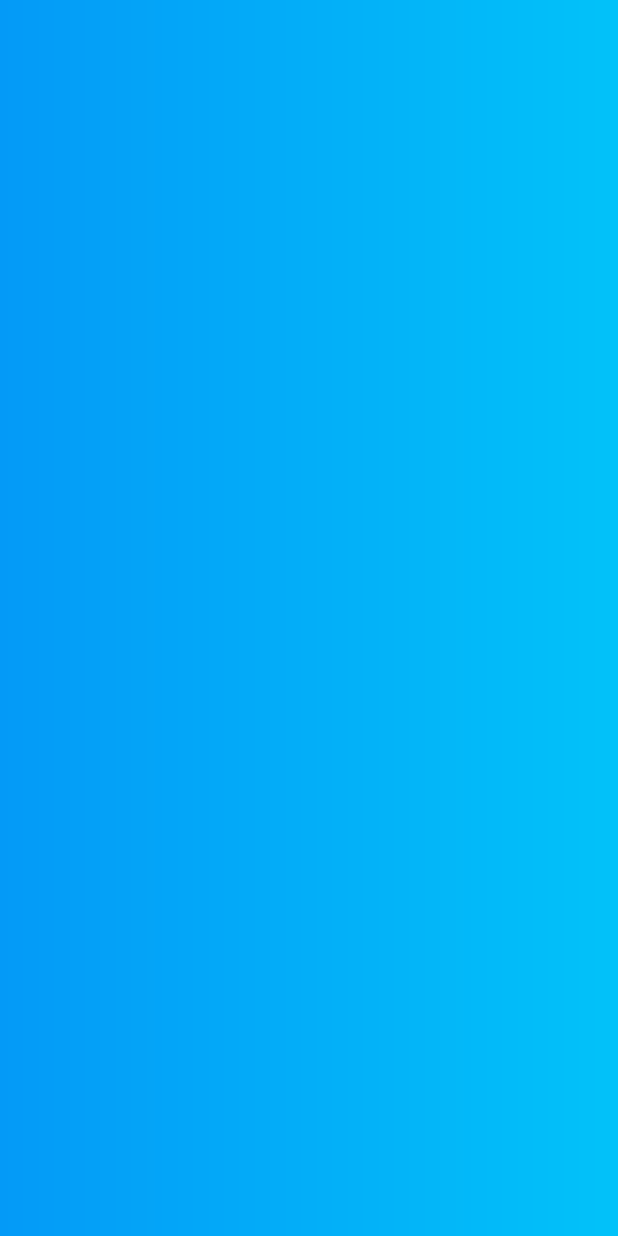
After one commit to nguyenntse63030/Pet-Spa, an Android app: the BookingActivity screen opened directly, with no data from a screen before it, on a phone screen of 412 x 824 dp. The commit adds this screen. Run offline under Robolectric (Android 15) with nearby library versions, the phone set to English and light mode, and no system bars.

Commit message:
Chuyển trang từ list service item qua booking screen.

```diff
--- a/app/src/main/AndroidManifest.xml
+++ b/app/src/main/AndroidManifest.xml
@@ -11,6 +11,7 @@
         android:theme="@style/AppTheme">
         <activity android:name=".Activity.NewsActivity"></activity>
         <activity android:name=".Activity.ListServicePetActivity" />
+        <activity android:name=".Activity.BookingActivity"/>
         <activity android:name=".Activity.HomeActivity">
             <intent-filter>
                 <action android:name="android.intent.action.MAIN" />
--- /dev/null
+++ b/app/src/main/java/com/example/petspa_version_2/Activity/BookingActivity.java
@@ -0,0 +1,24 @@
+package com.example.petspa_version_2.Activity;
+
+import androidx.appcompat.app.AppCompatActivity;
+
+import android.graphics.Color;
+import android.graphics.drawable.GradientDrawable;
+import android.os.Bundle;
+import android.widget.RelativeLayout;
+
+import com.example.petspa_version_2.R;
+
+public class BookingActivity extends AppCompatActivity {
+
+    @Override
+    protected void onCreate(Bundle savedInstanceState) {
+        super.onCreate(savedInstanceState);
+        setContentView(R.layout.activity_booking);
+        RelativeLayout relativeLayout = findViewById(R.id.mainLayout);
+
+        GradientDrawable gradientDrawable = new GradientDrawable(GradientDrawable.Orientation.LEFT_RIGHT,
+                new int[]{Color.parseColor("#049af7"), Color.parseColor("#02c2f9")});
+        relativeLayout.setBackground(gradientDrawable);
+    }
+}
--- /dev/null
+++ b/app/src/main/java/com/example/petspa_version_2/Listener/List_Service_Item_Listener.java
@@ -0,0 +1,5 @@
+package com.example.petspa_version_2.Listener;
+
+public interface List_Service_Item_Listener {
+    public void openBookingScreen();
+}
--- /dev/null
+++ b/app/src/main/res/layout/activity_booking.xml
@@ -0,0 +1,12 @@
+<?xml version="1.0" encoding="utf-8"?>
+<RelativeLayout xmlns:android="http://schemas.android.com/apk/res/android"
+    android:id="@+id/mainLayout"
+    xmlns:app="http://schemas.android.com/apk/res-auto"
+    xmlns:tools="http://schemas.android.com/tools"
+    android:layout_width="match_parent"
+    android:layout_height="match_parent"
+    tools:context=".Activity.BookingActivity">
+
+
+
+</RelativeLayout>
```
Also changed, not shown: app/src/main/java/com/example/petspa_version_2/Adapter/ListServicePetFragmentAdapter.java (+10 -1 lines), app/src/main/java/com/example/petspa_version_2/Fragment/ListServicePetFragment.java (+11 -2 lines).
